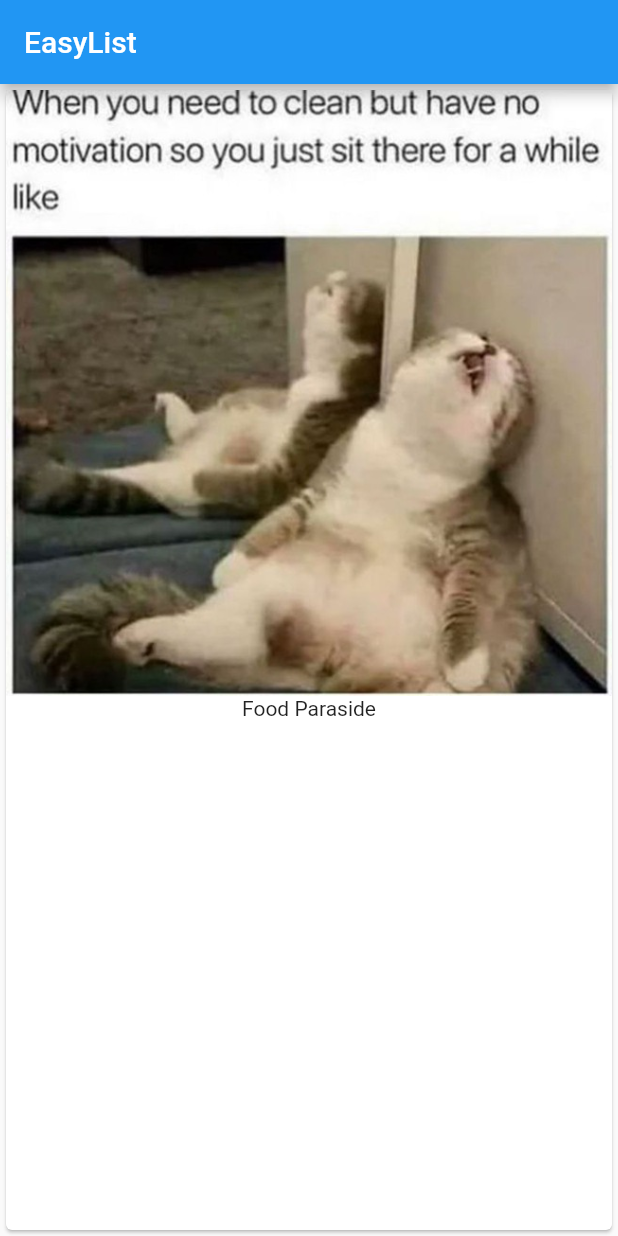
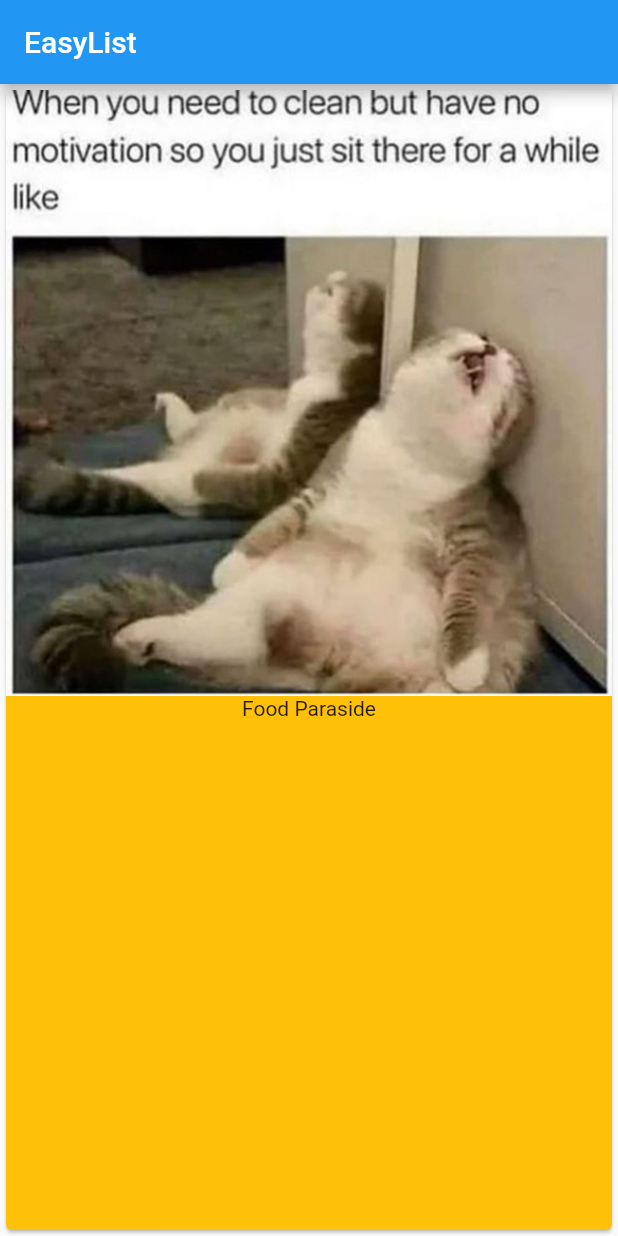
Before and after one commit to arifikhsan/hello-dart-flutter, a Flutter app: the screen it shows after launch, on a phone screen of 412 x 824 dp. Run offline on Flutter 3.47's test engine with Material 2 defaults, Android fonts, the phone set to English and light mode, and no system bars.

Commit message:
add color

```diff
--- a/lib/main.dart
+++ b/lib/main.dart
@@ -11,10 +11,11 @@ class MyApp extends StatelessWidget {
           title: Text('EasyList'),
         ),
         body: Card(
+          color: Colors.amber,
           child: Column(
             children: <Widget>[
               Image.asset('assets/food.jpg'),
-              Text('Food Paraside')
+              Text('Food Paraside'),
             ],
           ),
         ),
```
